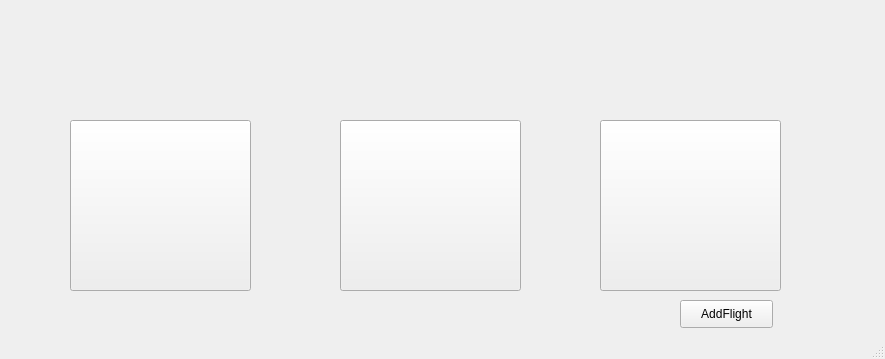
First picture: the form in mainwindow.ui, repository Dansheng/FlightSystem, before the edit.
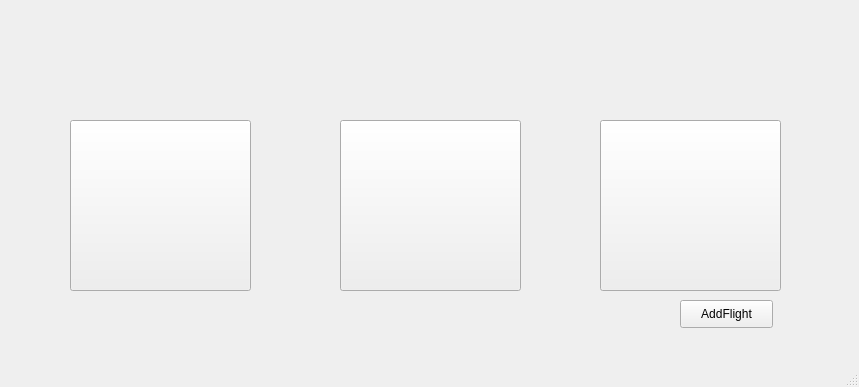
Second picture: the form after the edit. Icons and pictures are not drawn.

The edit to the form file:
```diff
--- a/mainwindow.ui
+++ b/mainwindow.ui
@@ -6,8 +6,8 @@
    <rect>
     <x>0</x>
     <y>0</y>
-    <width>885</width>
-    <height>359</height>
+    <width>859</width>
+    <height>387</height>
    </rect>
   </property>
   <property name="windowTitle">
```
